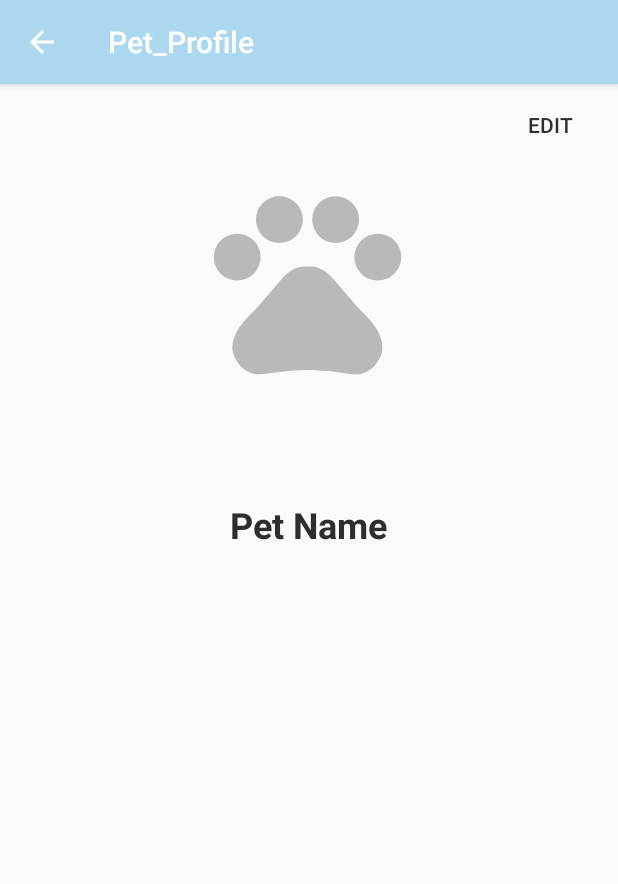
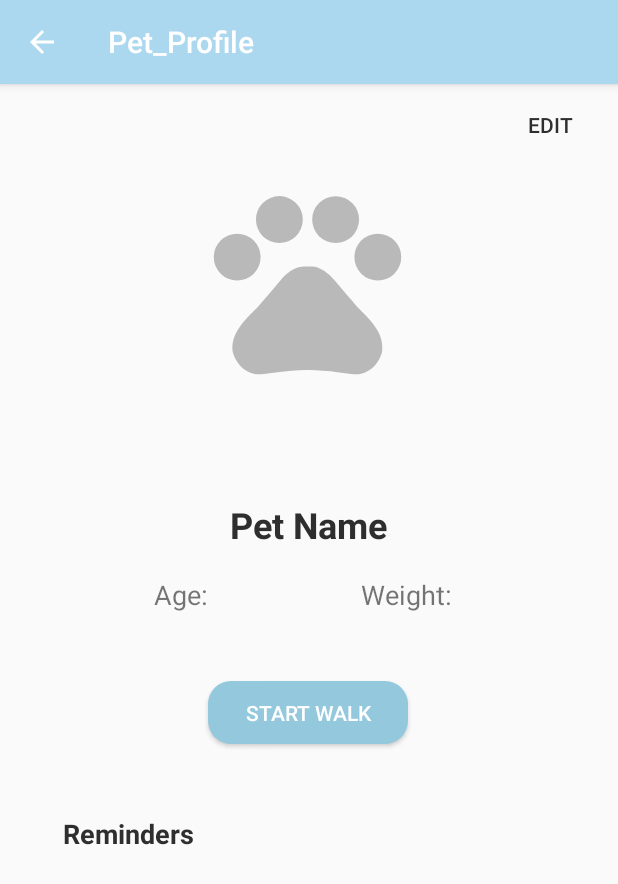
Before and after one commit to alanmbennett/PetCare, an Android app: the PetProfileActivity screen opened directly, with no data from a screen before it, on a phone screen of 412 x 824 dp. Shown: the top 884 px of the screen. Run offline under Robolectric (Android 15) with nearby library versions, the phone set to English and light mode, and no system bars.

Commit message:
Created activity and added ui components to pet profile
Created Walk pet activity and added ui and flow components to pet profile

```diff
--- a/app/src/main/java/com/alanmbennett/petcare/PetProfileActivity.java
+++ b/app/src/main/java/com/alanmbennett/petcare/PetProfileActivity.java
@@ -11,6 +11,7 @@ import android.widget.Button;
 
 public class PetProfileActivity extends AppCompatActivity {
     Button editPet;
+    Button walkPet;
     @Override
     protected void onCreate(Bundle savedInstanceState) {
         super.onCreate(savedInstanceState);
@@ -25,7 +26,6 @@ public class PetProfileActivity extends AppCompatActivity {
             }
         });
 
-
         editPet = (Button) this.findViewById(R.id.btEditPet);
         editPet.setOnClickListener(new View.OnClickListener() {
             @Override
@@ -34,6 +34,14 @@ public class PetProfileActivity extends AppCompatActivity {
             }
         });
 
+        walkPet = (Button) this.findViewById(R.id.btWalkPet);
+        walkPet.setOnClickListener(new View.OnClickListener() {
+            @Override
+            public void onClick(View v) {
+                startActivity(new Intent(PetProfileActivity.this, WalkPetActivity.class));
+            }
+        });
+
     }
 
 }
--- /dev/null
+++ b/app/src/main/java/com/alanmbennett/petcare/WalkPetActivity.java
@@ -0,0 +1,22 @@
+package com.alanmbennett.petcare;
+
+import android.os.Bundle;
+import android.support.design.widget.FloatingActionButton;
+import android.support.design.widget.Snackbar;
+import android.support.v7.app.AppCompatActivity;
+import android.support.v7.widget.Toolbar;
+import android.view.View;
+
+public class WalkPetActivity extends AppCompatActivity {
+
+    @Override
+    protected void onCreate(Bundle savedInstanceState) {
+        super.onCreate(savedInstanceState);
+        setContentView(R.layout.activity_walk_pet);
+        Toolbar toolbar = findViewById(R.id.toolbar);
+        setSupportActionBar(toolbar);
+
+        getSupportActionBar().setDisplayHomeAsUpEnabled(true);
+    }
+
+}
--- a/app/src/main/res/layout/activity_walk_pet.xml
+++ b/app/src/main/res/layout/activity_walk_pet.xml
@@ -5,7 +5,7 @@
     android:id="@+id/container"
     android:layout_width="match_parent"
     android:layout_height="match_parent"
-    tools:context=".DashboardActivity">
+    tools:context=".WalkPetActivity">
 
     <LinearLayout
         android:layout_width="match_parent"
@@ -61,20 +61,4 @@
             style="@style/ButtonTheme"/>
 
     </LinearLayout>
-
-
-    <android.support.design.widget.BottomNavigationView
-        android:id="@+id/navigation"
-        android:layout_width="0dp"
-        android:layout_height="wrap_content"
-        android:layout_marginStart="0dp"
-        android:layout_marginEnd="0dp"
-        android:background="@color/colorPrimary"
-        app:itemIconTint="@color/white"
-        app:itemTextColor="@color/white"
-        app:layout_constraintBottom_toBottomOf="parent"
-        app:layout_constraintLeft_toLeftOf="parent"
-        app:layout_constraintRight_toRightOf="parent"
-        app:menu="@menu/navigation" />
-
 </android.support.constraint.ConstraintLayout>
--- a/app/src/main/res/layout/content_pet__profile.xml
+++ b/app/src/main/res/layout/content_pet__profile.xml
@@ -70,4 +70,90 @@
         app:layout_constraintTop_toTopOf="parent"
         app:layout_constraintVertical_bias="0.0" />
 
+    <TextView
+        android:id="@+id/textView8"
+        android:layout_width="wrap_content"
+        android:layout_height="wrap_content"
+        android:layout_marginStart="8dp"
+        android:layout_marginLeft="8dp"
+        android:layout_marginTop="8dp"
+        android:layout_marginEnd="8dp"
+        android:layout_marginRight="8dp"
+        android:layout_marginBottom="8dp"
+        android:contentDescription="@string/pet_age_label"
+        android:text="@string/pet_age_label"
+        android:textSize="18sp"
+        app:layout_constraintBottom_toBottomOf="parent"
+        app:layout_constraintEnd_toEndOf="parent"
+        app:layout_constraintHorizontal_bias="0.263"
+        app:layout_constraintStart_toStartOf="parent"
+        app:layout_constraintTop_toTopOf="parent"
+        app:layout_constraintVertical_bias="0.44"
+        tools:text="@string/pet_age_label" />
+
+    <TextView
+        android:id="@+id/textView9"
+        android:layout_width="wrap_content"
+        android:layout_height="wrap_content"
+        android:layout_marginStart="8dp"
+        android:layout_marginLeft="8dp"
+        android:layout_marginTop="8dp"
+        android:layout_marginEnd="8dp"
+        android:layout_marginRight="8dp"
+        android:layout_marginBottom="8dp"
+        android:contentDescription="@string/pet_weight_label"
+        android:text="@string/pet_weight_label"
+        android:textSize="18sp"
+        app:layout_constraintBottom_toBottomOf="parent"
+        app:layout_constraintEnd_toEndOf="parent"
+        app:layout_constraintHorizontal_bias="0.693"
+        app:layout_constraintStart_toStartOf="parent"
+        app:layout_constraintTop_toTopOf="parent"
+        app:layout_constraintVertical_bias="0.44"
+        tools:text="@string/pet_weight_label" />
+
+    <Button
+        android:id="@+id/btWalkPet"
+        style="@style/ButtonTheme"
+        android:layout_width="133dp"
+        android:layout_height="42dp"
+        android:layout_marginStart="8dp"
+        android:layout_marginLeft="8dp"
+        android:layout_marginTop="8dp"
+        android:layout_marginEnd="8dp"
+        android:layout_marginRight="8dp"
+        android:layout_marginBottom="8dp"
+        android:contentDescription="@string/walk_button"
+        android:text="@string/walk_button"
+        app:layout_constraintBottom_toBottomOf="parent"
+        app:layout_constraintEnd_toEndOf="parent"
+        app:layout_constraintHorizontal_bias="0.496"
+        app:layout_constraintStart_toStartOf="parent"
+        app:layout_constraintTop_toTopOf="parent"
+        app:layout_constraintVertical_bias="0.55"
+        tools:text="@string/walk_button" />
+
+    <TextView
+        android:id="@+id/textView10"
+        android:layout_width="wrap_content"
+        android:layout_height="wrap_content"
+        android:layout_marginStart="8dp"
+        android:layout_marginLeft="8dp"
+        android:layout_marginTop="8dp"
+        android:layout_marginEnd="8dp"
+        android:layout_marginRight="8dp"
+        android:layout_marginBottom="8dp"
+        android:contentDescription="@string/pet_reminders_label"
+        android:text="@string/pet_reminders_label"
+        android:textColor="@color/darkLabelText"
+        android:textSize="18sp"
+        android:textStyle="bold"
+        app:layout_constraintBottom_toBottomOf="parent"
+        app:layout_constraintEnd_toEndOf="parent"
+        app:layout_constraintHorizontal_bias="0.11"
+        app:layout_constraintStart_toStartOf="parent"
+        app:layout_constraintTop_toTopOf="parent"
+        app:layout_constraintVertical_bias="0.659"
+        tools:text="@string/pet_reminders_label" />
+
 </android.support.constraint.ConstraintLayout>
--- /dev/null
+++ b/app/src/main/res/layout/content_walk_pet.xml
@@ -0,0 +1,11 @@
+<?xml version="1.0" encoding="utf-8"?>
+<android.support.constraint.ConstraintLayout xmlns:android="http://schemas.android.com/apk/res/android"
+    xmlns:app="http://schemas.android.com/apk/res-auto"
+    xmlns:tools="http://schemas.android.com/tools"
+    android:layout_width="match_parent"
+    android:layout_height="match_parent"
+    app:layout_behavior="@string/appbar_scrolling_view_behavior"
+    tools:context=".WalkPetActivity"
+    tools:showIn="@layout/activity_walk_pet">
+
+</android.support.constraint.ConstraintLayout>
--- a/app/src/main/res/values/strings.xml
+++ b/app/src/main/res/values/strings.xml
@@ -47,6 +47,11 @@
     <string name="reminder_text_label">Notes</string>
     <string name="pet_name_label">Pet Name</string>
     <string name="edit_pet_button">Edit</string>
+    <string name="pet_age_label">Age:</string>
+    <string name="pet_weight_label">Weight:</string>
+    <string name="pet_reminders_label">Reminders</string>
+    <string name="walk_button">Start Walk</string>
+    <string name="title_activity_walk_pet">WalkPetActivity</string>
 
 
 </resources>
```
